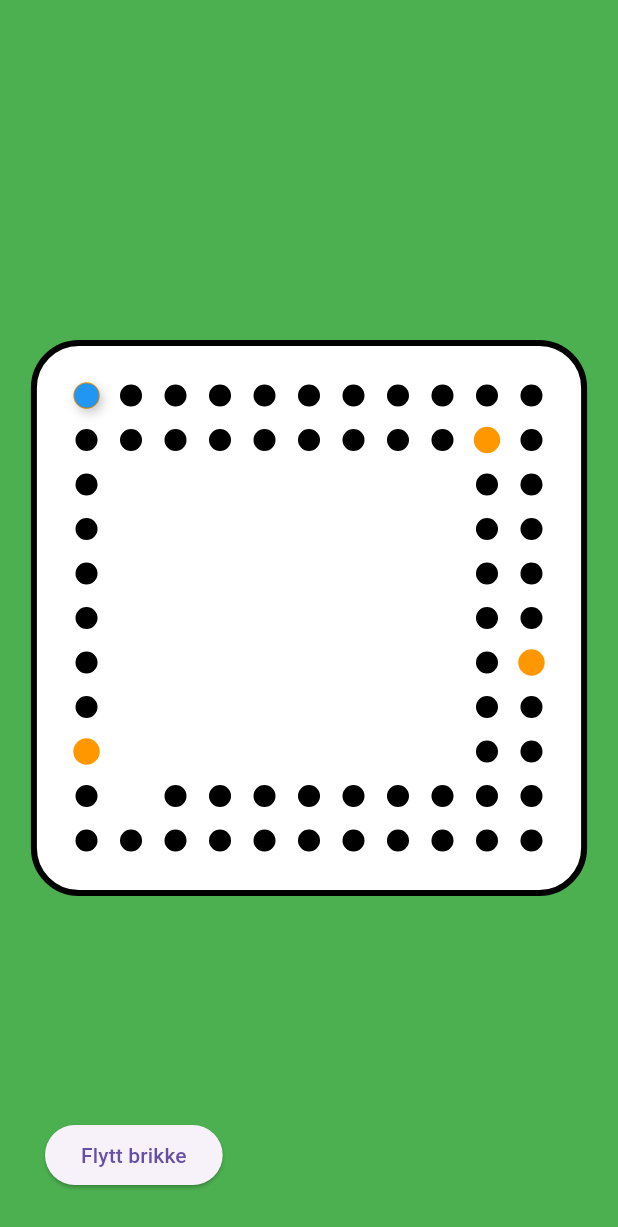
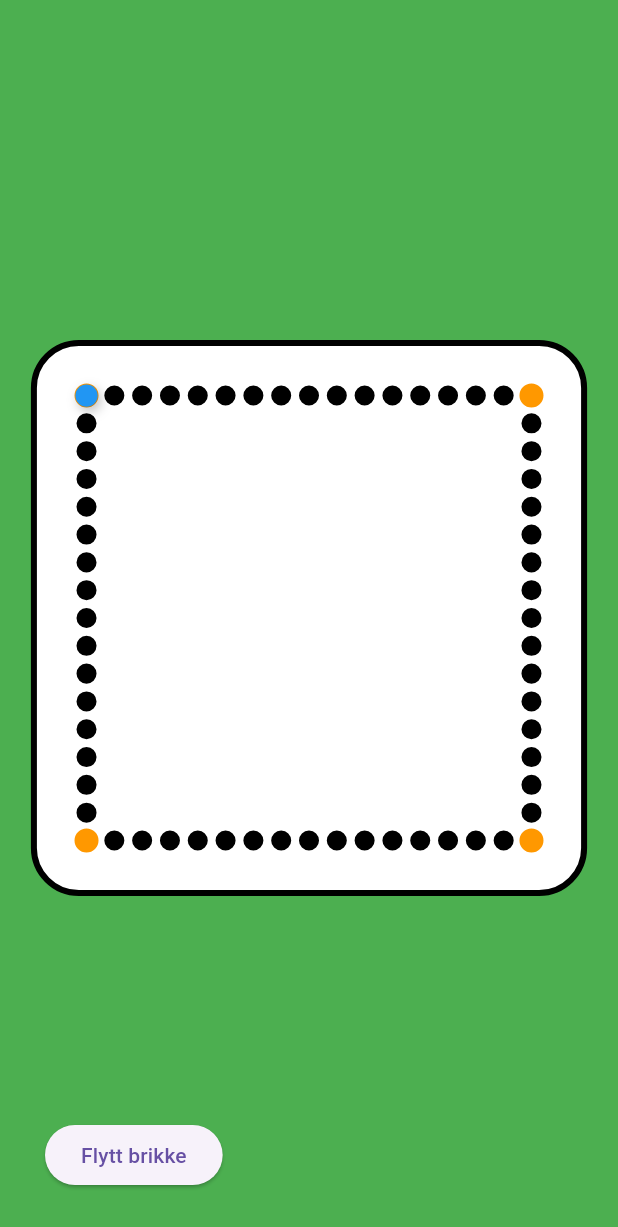
Before and after one commit to SarcasticSir/dog_game, a Flutter app: the screen it shows after launch, on a phone screen of 412 x 824 dp. Shown: the top 1227 px of the screen. Run offline on Flutter 3.47's test engine with Material 3 defaults, Android fonts, the phone set to English and light mode, and no system bars.

Commit message:
Riktig antall felter

```diff
--- a/lib/main.dart
+++ b/lib/main.dart
@@ -40,71 +40,80 @@ class _DogBoardState extends State<DogBoard> {
   List<Field> _manualFields() {
     return List.generate(64, (i) {
       final coords = [
-        Offset(0.10, 0.10), // 1
-        Offset(0.18, 0.10), // 2
-        Offset(0.26, 0.10), // 3
-        Offset(0.34, 0.10), // 4
-        Offset(0.42, 0.10), // 5
-        Offset(0.50, 0.10), // 6
-        Offset(0.58, 0.10), // 7
-        Offset(0.66, 0.10), // 8
-        Offset(0.74, 0.10), // 9
-        Offset(0.82, 0.10), // 10
-        Offset(0.90, 0.10), // 11
-        Offset(0.90, 0.18), // 12
-        Offset(0.90, 0.26), // 13
-        Offset(0.90, 0.34), // 14
-        Offset(0.90, 0.42), // 15
-        Offset(0.90, 0.50), // 16
-        Offset(0.90, 0.58), // 17 (IMMU)
-        Offset(0.90, 0.66), // 18
-        Offset(0.90, 0.74), // 19
-        Offset(0.90, 0.82), // 20
-        Offset(0.90, 0.90), // 21
-        Offset(0.82, 0.90), // 22
-        Offset(0.74, 0.90), // 23
-        Offset(0.66, 0.90), // 24
-        Offset(0.58, 0.90), // 25
-        Offset(0.50, 0.90), // 26
-        Offset(0.42, 0.90), // 27
-        Offset(0.34, 0.90), // 28
-        Offset(0.26, 0.90), // 29
-        Offset(0.18, 0.90), // 30
-        Offset(0.10, 0.90), // 31
-        Offset(0.10, 0.82), // 32
-        Offset(0.10, 0.74), // 33 (IMMU)
-        Offset(0.10, 0.66), // 34
-        Offset(0.10, 0.58), // 35
-        Offset(0.10, 0.50), // 36
-        Offset(0.10, 0.42), // 37
-        Offset(0.10, 0.34), // 38
-        Offset(0.10, 0.26), // 39
-        Offset(0.10, 0.18), // 40
-        Offset(0.18, 0.18), // 41
-        Offset(0.26, 0.18), // 42
-        Offset(0.34, 0.18), // 43
-        Offset(0.42, 0.18), // 44
-        Offset(0.50, 0.18), // 45
-        Offset(0.58, 0.18), // 46
-        Offset(0.66, 0.18), // 47
-        Offset(0.74, 0.18), // 48
-        Offset(0.82, 0.18), // 49 (IMMU)
-        Offset(0.82, 0.26), // 50
-        Offset(0.82, 0.34), // 51
-        Offset(0.82, 0.42), // 52
-        Offset(0.82, 0.50), // 53
-        Offset(0.82, 0.58), // 54
-        Offset(0.82, 0.66), // 55
-        Offset(0.82, 0.74), // 56
-        Offset(0.82, 0.82), // 57
-        Offset(0.74, 0.82), // 58
-        Offset(0.66, 0.82), // 59
-        Offset(0.58, 0.82), // 60
-        Offset(0.50, 0.82), // 61
-        Offset(0.42, 0.82), // 62
-        Offset(0.34, 0.82), // 63
-        Offset(0.26, 0.82), // 64
-      ];
+  // Topp (fra venstre mot høyre)
+  Offset(0.10, 0.10),    // 1 (hjørne top venstre)
+  Offset(0.15, 0.10),    // 2
+  Offset(0.20, 0.10),    // 3
+  Offset(0.25, 0.10),    // 4
+  Offset(0.30, 0.10),    // 5
+  Offset(0.35, 0.10),    // 6
+  Offset(0.40, 0.10),    // 7
+  Offset(0.45, 0.10),    // 8
+  Offset(0.50, 0.10),    // 9
+  Offset(0.55, 0.10),    // 10
+  Offset(0.60, 0.10),    // 11
+  Offset(0.65, 0.10),    // 12
+  Offset(0.70, 0.10),    // 13
+  Offset(0.75, 0.10),    // 14
+  Offset(0.80, 0.10),    // 15
+  Offset(0.85, 0.10),    // 16
+
+  // Høyre (topp til bunn)
+  Offset(0.90, 0.10),    // 17 (hjørne top høyre)
+  Offset(0.90, 0.15),    // 18
+  Offset(0.90, 0.20),    // 19
+  Offset(0.90, 0.25),    // 20
+  Offset(0.90, 0.30),    // 21
+  Offset(0.90, 0.35),    // 22
+  Offset(0.90, 0.40),    // 23
+  Offset(0.90, 0.45),    // 24
+  Offset(0.90, 0.50),    // 25
+  Offset(0.90, 0.55),    // 26
+  Offset(0.90, 0.60),    // 27
+  Offset(0.90, 0.65),    // 28
+  Offset(0.90, 0.70),    // 29
+  Offset(0.90, 0.75),    // 30
+  Offset(0.90, 0.80),    // 31
+  Offset(0.90, 0.85),    // 32
+
+  // Bunn (høyre mot venstre)
+  Offset(0.90, 0.90),    // 33 (Hjørne bunn høyre)
+  Offset(0.85, 0.90),    // 34
+  Offset(0.80, 0.90),    // 35
+  Offset(0.75, 0.90),    // 36
+  Offset(0.70, 0.90),    // 37
+  Offset(0.65, 0.90),    // 38
+  Offset(0.60, 0.90),    // 39
+  Offset(0.55, 0.90),    // 40
+  Offset(0.50, 0.90),    // 41
+  Offset(0.45, 0.90),    // 42
+  Offset(0.40, 0.90),    // 43
+  Offset(0.35, 0.90),    // 44
+  Offset(0.30, 0.90),    // 45
+  Offset(0.25, 0.90),    // 46
+  Offset(0.20, 0.90),    // 47
+  Offset(0.15, 0.90),    // 48
+
+  // Venstre (Bunn til topp)
+  Offset(0.10, 0.90),    // 49 (hjørne bunn venstre)
+  Offset(0.10, 0.85),    // 50
+  Offset(0.10, 0.80),    // 51
+  Offset(0.10, 0.75),    // 52
+  Offset(0.10, 0.70),    // 53
+  Offset(0.10, 0.65),    // 54
+  Offset(0.10, 0.60),    // 55
+  Offset(0.10, 0.55),    // 56
+  Offset(0.10, 0.50),    // 57
+  Offset(0.10, 0.45),    // 58
+  Offset(0.10, 0.40),    // 59
+  Offset(0.10, 0.35),    // 60
+  Offset(0.10, 0.30),    // 61
+  Offset(0.10, 0.25),    // 62
+  Offset(0.10, 0.20),    // 63
+  Offset(0.10, 0.15),    // 64
+];
+
+
       String type = ((i == 0) || (i == 16) || (i == 32) || (i == 48)) ? 'immunity' : 'normal';
       return Field(coords[i], type);
     });
@@ -120,7 +129,7 @@ class _DogBoardState extends State<DogBoard> {
           (constraints.maxHeight - boardSide) / 2,
         );
 
-        double baseFieldSize = boardSide * 0.055; // 5.5% av brettet
+        double baseFieldSize = boardSide * 0.05; // 5.5% av brettet
         double immunityMultiplier = 1.2; // Immunfelt litt større
         double pieceSize = baseFieldSize * 0.8; // Størrelse på brikken
 
```
